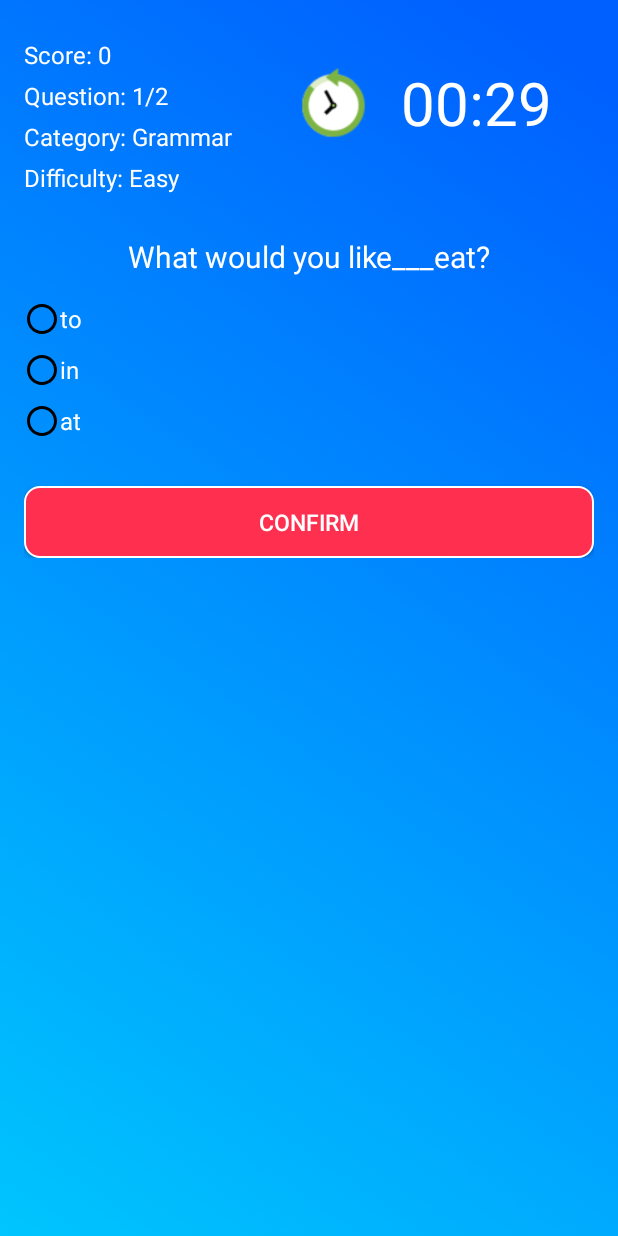
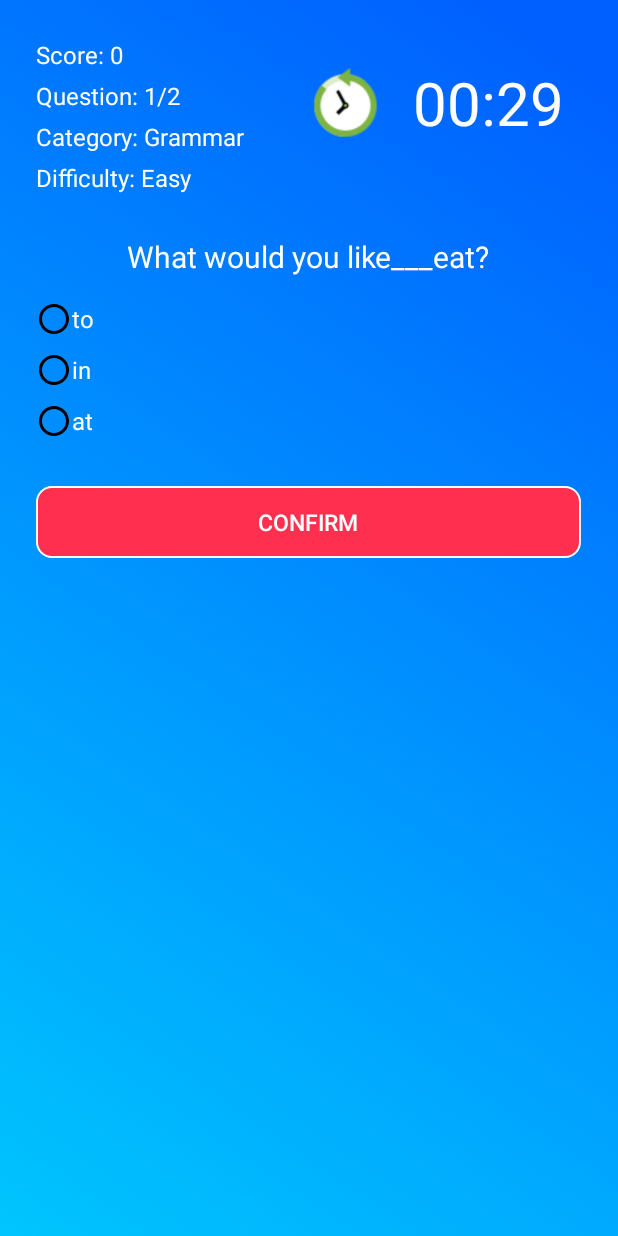
Before and after one commit to khanhtran-5851071033/TTCM_TranQuocKhanh, an Android app: the test screen opened directly, with no data from a screen before it, after a tap on "START QUIZ", on a phone screen of 412 x 824 dp. Run offline under Robolectric (Android 15) with nearby library versions, the phone set to English and light mode, and no system bars; libraries missing offline, so code that uses them is left out: com.muddzdev.styleabletoastlibrary, maes.tech.intentanim; 2 statements that could not run were skipped.

Commit message:
tải lên lần 13

```diff
--- a/app/build.gradle
+++ b/app/build.gradle
@@ -29,8 +29,8 @@ dependencies {
     implementation 'androidx.appcompat:appcompat:1.1.0'
     implementation 'androidx.constraintlayout:constraintlayout:1.1.3'
     implementation 'com.muddzdev:styleabletoast:2.0.1'
-    implementation 'com.android.support:appcompat-v7:26.1.0'
-    implementation 'com.android.support:design:26.1.0'
+    implementation "androidx.vectordrawable:vectordrawable:1.1.0"
+    implementation "androidx.vectordrawable:vectordrawable-animated:1.1.0"
     implementation 'com.github.hajiyevelnur92:intentanimation:1.0'
     testImplementation 'junit:junit:4.12'
     androidTestImplementation 'androidx.test.ext:junit:1.1.1'
--- a/app/src/main/java/com/example/adapter/QuizDbHelper.java
+++ b/app/src/main/java/com/example/adapter/QuizDbHelper.java
@@ -106,10 +106,34 @@ public class QuizDbHelper extends SQLiteOpenHelper {
                 "combine", " add", "join", 2,
                 Question.DIFFICULTY_MEDIUM, Category.Grammar);
         insertQuestion(q6);
+        Question g3 = new Question("This ticket _____ one person to the show.",
+                " enters ", "admits", " permits ", 2,
+                Question.DIFFICULTY_MEDIUM, Category.Grammar);
+        insertQuestion(g3);
+        Question g4 = new Question(" If you ______ your money to mine, we shall have enough.",
+                "admits", "adopt", "undertake", 2,
+                Question.DIFFICULTY_MEDIUM, Category.Grammar);
+        insertQuestion(g4);
         Question q3 = new Question(" Experiments in the sonic imaging of moving objects … in both the United States and Europe well before the Second World War.",
                 "were conducting", "have been conducted", "had been conducted", 3,
                 Question.DIFFICULTY_HARD, Category.Grammar);
         insertQuestion(q3);
+        Question g1 = new Question("You are old enough to take _______ for what you have done.",
+                " responsible ", " responsibility", " responsibly", 2,
+                Question.DIFFICULTY_HARD, Category.Grammar);
+        insertQuestion(g1);
+        Question g2 = new Question("It is _______ to fail a job interview, but try again.",
+                "disappointing", "disappoint", "disappointedly", 1,
+                Question.DIFFICULTY_HARD, Category.Grammar);
+        insertQuestion(g2);
+        Question g7 = new Question("Science has made great _____ during the past 30 years.",
+                " advances ", "motions", " advantages ", 1,
+                Question.DIFFICULTY_HARD, Category.Grammar);
+        insertQuestion(g7);
+        Question g8 = new Question(" I had quite ______ on my way to work this morning.",
+                " a happening", "an experiment ", "an adventure ", 3,
+                Question.DIFFICULTY_HARD, Category.Grammar);
+        insertQuestion(g8);
 
 
         //Communication
@@ -139,6 +163,14 @@ public class QuizDbHelper extends SQLiteOpenHelper {
         insertQuestion(q4);
 
         //Vocabulary
+        Question v11 = new Question("Are you sure that boys are more _______ than girls?",
+                "act ", " active", "action", 2,
+                Question.DIFFICULTY_EASY, Category.Vocabulary);
+        insertQuestion(v11);
+        Question v12 = new Question("What is the meaning of this word : EVALUATE",
+                "Đánh giá", "Phàn nàn", "Khuyên nhủ", 1,
+                Question.DIFFICULTY_EASY, Category.Vocabulary);
+        insertQuestion(v12);
         Question v1 = new Question("What is the meaning of this word : STRENGTHEN",
                 "Béo phì", "Gầy,ốm", "Làm mạnh lên, củng cố", 3,
                 Question.DIFFICULTY_HARD, Category.Vocabulary);
--- a/app/src/main/res/layout/activity_view_test.xml
+++ b/app/src/main/res/layout/activity_view_test.xml
@@ -14,8 +14,9 @@
         android:gravity="center"
         android:layout_gravity="center_horizontal"
         android:orientation="vertical">
+
         <LinearLayout
-            android:layout_width="match_parent"
+            android:layout_width="363dp"
             android:layout_height="match_parent"
             android:layout_marginTop="20dp"
             android:orientation="vertical">
```
Also changed, not shown: app/src/main/java/com/example/dictionaryapp/login.java (+20 -1 lines), 2 other files.
